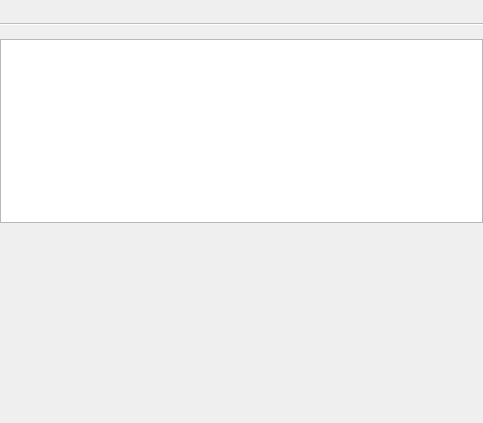
First picture: the form in qt/ui/entry_view.ui, repository Mouchnino/moneyguru, before the edit.
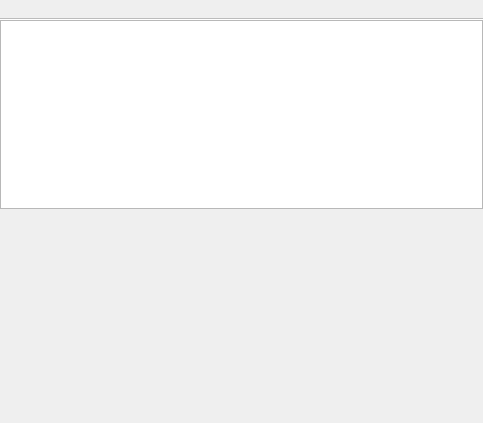
Second picture: the form after the edit. Custom widgets are drawn as their Qt base class.

Commit message:
qt: Basic UI tweaks.
extra : convert_revision : svn%3A7afd0f2a-1d33-46b8-9979-f8add37626ee/trunk%40291

What changed in the file:
```diff
--- a/qt/ui/entry_view.ui
+++ b/qt/ui/entry_view.ui
@@ -25,18 +25,11 @@
      <property name="minimumSize">
       <size>
        <width>0</width>
-       <height>25</height>
+       <height>20</height>
       </size>
      </property>
     </widget>
    </item>
-   <item>
-    <widget class="QLabel" name="totalsLabel">
-     <property name="text">
-      <string/>
-     </property>
-    </widget>
-   </item>
    <item>
     <widget class="TableView" name="tableView">
      <property name="acceptDrops">
@@ -89,6 +82,13 @@
      <widget class="BarGraphView" name="barGraphView"/>
     </widget>
    </item>
+   <item>
+    <widget class="QLabel" name="totalsLabel">
+     <property name="text">
+      <string/>
+     </property>
+    </widget>
+   </item>
   </layout>
  </widget>
  <customwidgets>
```
The commit also changes 3 other files.
